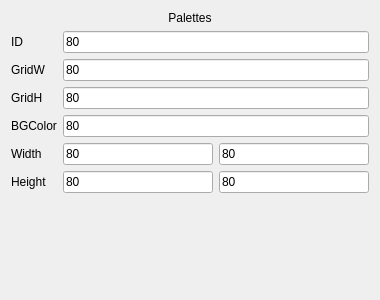
Qt form TilesetEditor/fragmenttilesetproperties.ui (diegofps/tileset_editor) before a commit.
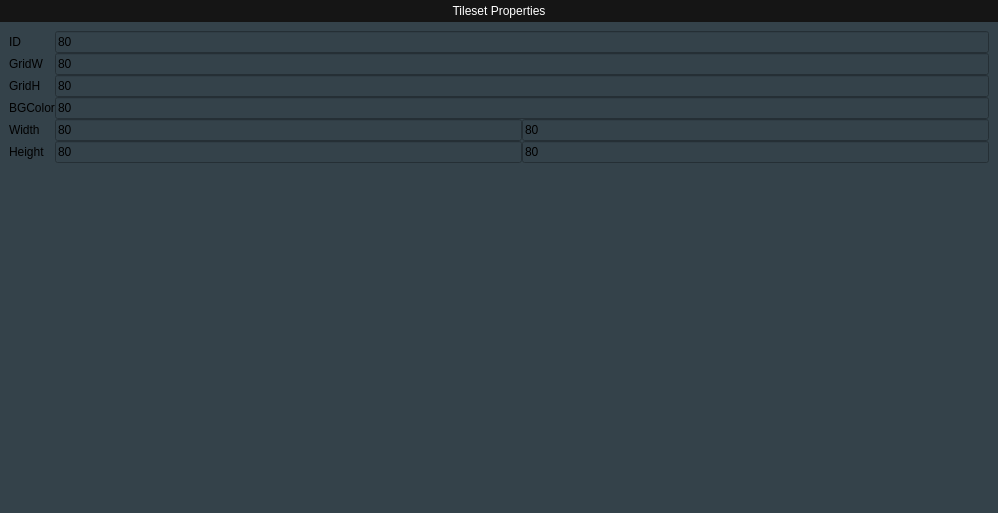
The same form after that commit.

What changed in the file:
```diff
--- a/TilesetEditor/fragmenttilesetproperties.ui
+++ b/TilesetEditor/fragmenttilesetproperties.ui
@@ -6,32 +6,103 @@
    <rect>
     <x>0</x>
     <y>0</y>
-    <width>380</width>
-    <height>300</height>
+    <width>998</width>
+    <height>513</height>
    </rect>
   </property>
   <property name="windowTitle">
    <string>Form</string>
   </property>
+  <layout class="QVBoxLayout" name="verticalLayout_2">
+   <property name="spacing">
+    <number>0</number>
+   </property>
+   <property name="leftMargin">
+    <number>0</number>
+   </property>
+   <property name="topMargin">
+    <number>0</number>
+   </property>
+   <property name="rightMargin">
+    <number>0</number>
+   </property>
+   <property name="bottomMargin">
+    <number>0</number>
+   </property>
+   <item>
+    <widget class="QFrame" name="frame">
+     <property name="sizePolicy">
+      <sizepolicy hsizetype="Preferred" vsizetype="Preferred">
+       <horstretch>0</horstretch>
+       <verstretch>0</verstretch>
+      </sizepolicy>
+     </property>
+     <property name="styleSheet">
+      <string notr="true">background-color: rgb(52, 66, 74);</string>
+     </property>
+     <property name="frameShape">
+      <enum>QFrame::NoFrame</enum>
+     </property>
+     <property name="frameShadow">
+      <enum>QFrame::Plain</enum>
+     </property>
+     <property name="lineWidth">
+      <number>0</number>
+     </property>
   <layout class="QVBoxLayout" name="verticalLayout">
+      <property name="spacing">
+       <number>0</number>
+      </property>
+      <property name="leftMargin">
+       <number>0</number>
+      </property>
+      <property name="topMargin">
+       <number>0</number>
+      </property>
+      <property name="rightMargin">
+       <number>0</number>
+      </property>
+      <property name="bottomMargin">
+       <number>0</number>
+      </property>
    <item>
-    <widget class="QLabel" name="lbTitle">
+       <widget class="QLabel" name="label">
      <property name="sizePolicy">
       <sizepolicy hsizetype="Preferred" vsizetype="Fixed">
        <horstretch>0</horstretch>
        <verstretch>0</verstretch>
       </sizepolicy>
      </property>
+        <property name="styleSheet">
+         <string notr="true">background-color: #151515;
+color: #ffffff;
+padding: 4px;</string>
+        </property>
      <property name="text">
-      <string>Palettes</string>
+         <string>Tileset Properties</string>
      </property>
      <property name="alignment">
       <set>Qt::AlignCenter</set>
      </property>
+        <property name="margin">
+         <number>0</number>
+        </property>
     </widget>
    </item>
    <item>
     <layout class="QFormLayout" name="formLayout">
+        <property name="leftMargin">
+         <number>9</number>
+        </property>
+        <property name="topMargin">
+         <number>9</number>
+        </property>
+        <property name="rightMargin">
+         <number>9</number>
+        </property>
+        <property name="bottomMargin">
+         <number>9</number>
+        </property>
      <item row="0" column="0">
       <widget class="QLabel" name="label_5">
        <property name="text">
@@ -67,7 +138,7 @@
       </widget>
      </item>
      <item row="2" column="0">
-      <widget class="QLabel" name="label">
+         <widget class="QLabel" name="lbGridH">
        <property name="text">
         <string>GridH</string>
        </property>
@@ -163,6 +234,9 @@
       </layout>
      </item>
     </layout>
+      </item>
+     </layout>
+    </widget>
    </item>
   </layout>
  </widget>
```
Left out of the diff: 18 changed lines with no effect on the pictures. Lines whose indentation alone changed are shown as unchanged.
